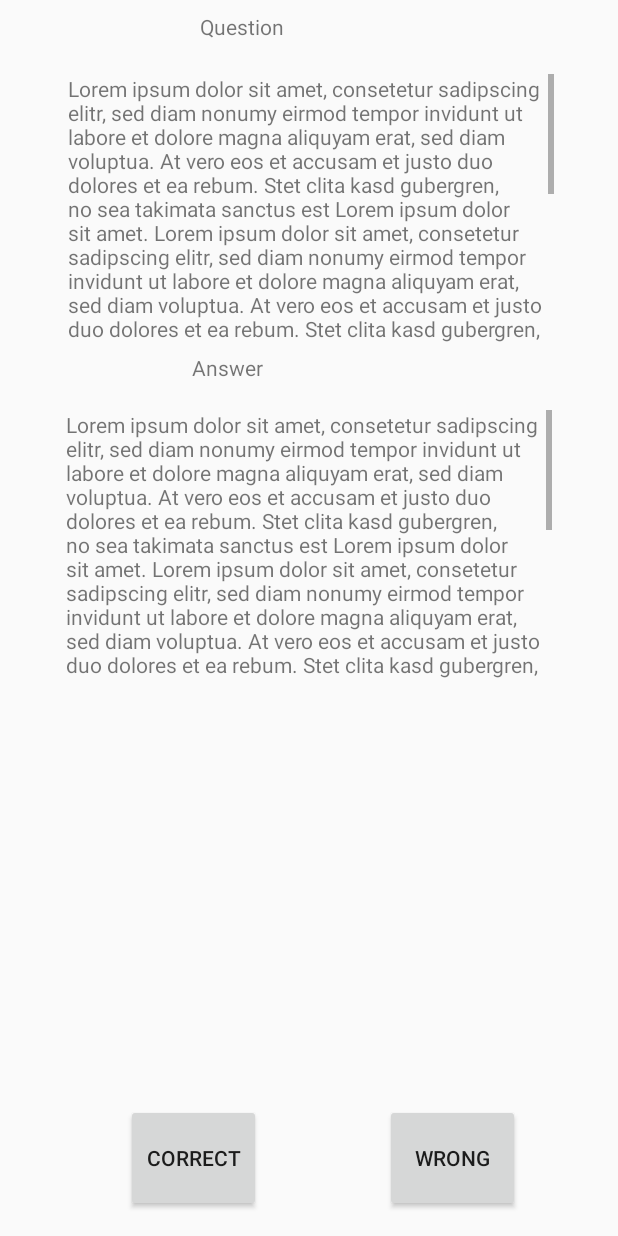
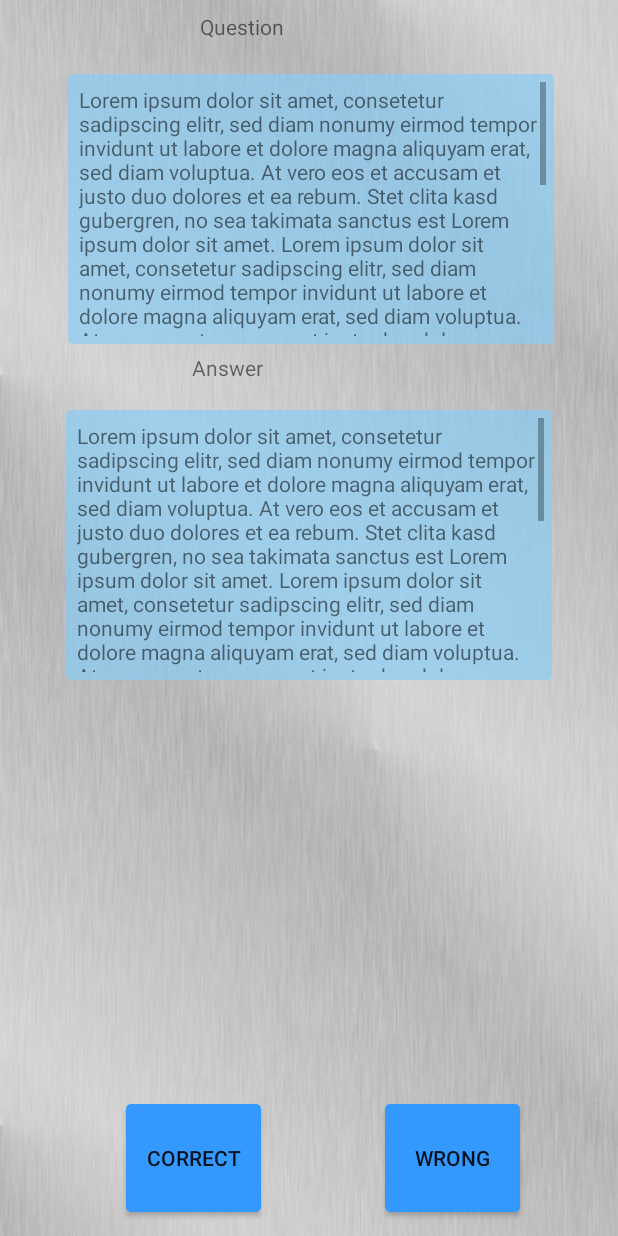
Before and after one commit to mhackenberger/free_team_11, an Android app: the ChallengeAnswerActivity screen opened directly, with no data from a screen before it, on a phone screen of 412 x 824 dp. Run offline under Robolectric (Android 15) with nearby library versions, the phone set to English and light mode, and no system bars.

Commit message:
[HM, BL] Changed layouts

```diff
--- /dev/null
+++ b/StudyManager/app/src/main/res/drawable/background.xml
@@ -0,0 +1,4 @@
+<?xml version="1.0" encoding="utf-8"?>
+<bitmap xmlns:android="http://schemas.android.com/apk/res/android"
+    android:src="@drawable/aluminium"
+    android:tileMode="repeat" />
--- /dev/null
+++ b/StudyManager/app/src/main/res/drawable/blue_button.xml
@@ -0,0 +1,9 @@
+<?xml version="1.0" encoding="utf-8"?>
+<shape xmlns:android="http://schemas.android.com/apk/res/android"
+    android:shape="rectangle">
+    <!-- you can use any color you want I used here gray color-->
+    <solid android:color="@color/button_blue" />
+    <corners android:radius="3dp"/>
+
+
+</shape>
--- /dev/null
+++ b/StudyManager/app/src/main/res/drawable/text_background.xml
@@ -0,0 +1,7 @@
+<?xml version="1.0" encoding="utf-8"?>
+<shape xmlns:android="http://schemas.android.com/apk/res/android"
+    android:shape="rectangle">
+
+    <solid android:color="@color/input_box_color"/>
+    <corners android:radius="3dp"/>
+</shape>
--- a/StudyManager/app/src/main/res/layout/content_challenge_answer.xml
+++ b/StudyManager/app/src/main/res/layout/content_challenge_answer.xml
@@ -6,7 +6,8 @@
     android:layout_height="match_parent"
     app:layout_behavior="@string/appbar_scrolling_view_behavior"
     tools:context="at.vocabdevelopment.studymanager.ChallengeAnswerActivity"
-    tools:showIn="@layout/activity_challenge_answer">
+    tools:showIn="@layout/activity_challenge_answer"
+    android:background="@drawable/background">
 
     <TextView
         android:id="@+id/textView"
@@ -26,7 +27,9 @@
         android:layout_marginTop="8dp"
         android:id="@+id/scrollView3"
         app:layout_constraintHorizontal_bias="0.517"
-        app:layout_constraintTop_toBottomOf="@+id/textView">
+        app:layout_constraintTop_toBottomOf="@+id/textView"
+        android:background="@drawable/text_background"
+        android:padding="5dp">
         <TextView
             android:id="@+id/question_textview"
             android:layout_width="match_parent"
@@ -35,7 +38,8 @@
             android:overScrollMode="always"
             android:scrollbarStyle="insideInset"
             android:scrollbars="vertical"
-            android:text="@string/lorem_ipsum"/>
+            android:text="@string/lorem_ipsum"
+            android:padding="2dp"/>
 
     </ScrollView>
 
@@ -60,7 +64,9 @@
         app:layout_constraintRight_toRightOf="parent"
         android:layout_marginTop="44dp"
         app:layout_constraintTop_toBottomOf="@+id/scrollView3"
-        android:id="@+id/scrollView4">
+        android:id="@+id/scrollView4"
+        android:background="@drawable/text_background"
+        android:padding="5dp">
         <TextView
             android:id="@+id/answer_textview"
             android:layout_width="match_parent"
@@ -69,7 +75,8 @@
             android:overScrollMode="always"
             android:scrollbarStyle="insideInset"
             android:scrollbars="vertical"
-            android:text="@string/lorem_ipsum"/>
+            android:text="@string/lorem_ipsum"
+            android:padding="2dp"/>
 
     </ScrollView>
 
@@ -86,7 +93,8 @@
         android:layout_marginRight="8dp"
         android:layout_marginStart="8dp"
         android:layout_marginEnd="8dp"
-        app:layout_constraintHorizontal_bias="0.504" />
+        app:layout_constraintHorizontal_bias="0.504"
+        android:background="@drawable/blue_button"/>
 
     <Button
         android:id="@+id/wrong_button"
@@ -97,7 +105,8 @@
         app:layout_constraintRight_toRightOf="parent"
         app:layout_constraintBottom_toBottomOf="parent"
         android:layout_marginBottom="16dp"
-        android:layout_marginEnd="65dp" />
+        android:layout_marginEnd="65dp"
+        android:background="@drawable/blue_button"/>
 
 
 </android.support.constraint.ConstraintLayout>
--- a/StudyManager/app/src/main/res/layout/content_challenge_overview.xml
+++ b/StudyManager/app/src/main/res/layout/content_challenge_overview.xml
@@ -6,6 +6,7 @@
     android:layout_height="match_parent"
     app:layout_behavior="@string/appbar_scrolling_view_behavior"
     tools:context="at.vocabdevelopment.studymanager.ChallengeOverviewActivity"
-    tools:showIn="@layout/activity_challenge_overview">
+    tools:showIn="@layout/activity_challenge_overview"
+    android:background="@drawable/background">
 
 </android.support.constraint.ConstraintLayout>
--- a/StudyManager/app/src/main/res/values/colors.xml
+++ b/StudyManager/app/src/main/res/values/colors.xml
@@ -3,4 +3,6 @@
     <color name="colorPrimary">#3F51B5</color>
     <color name="colorPrimaryDark">#303F9F</color>
     <color name="colorAccent">#FF4081</color>
+    <color name="button_blue">#3399ff</color>
+    <color name="input_box_color">#aa87CeFa</color>
 </resources>
```
Also changed, not shown: StudyManager/app/src/main/res/layout/content_challenge_question.xml (+10 -5 lines), StudyManager/app/src/main/res/layout/content_start.xml (+6 -3 lines), StudyManager/app/src/main/res/drawable/aluminium.jpg (added).
